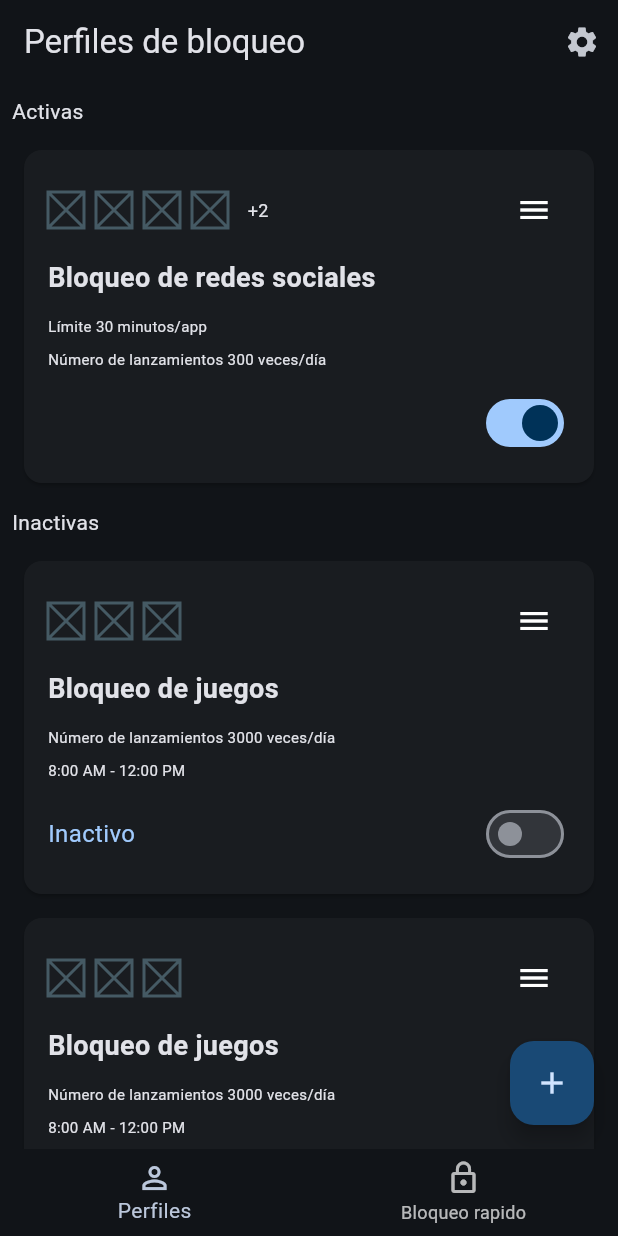
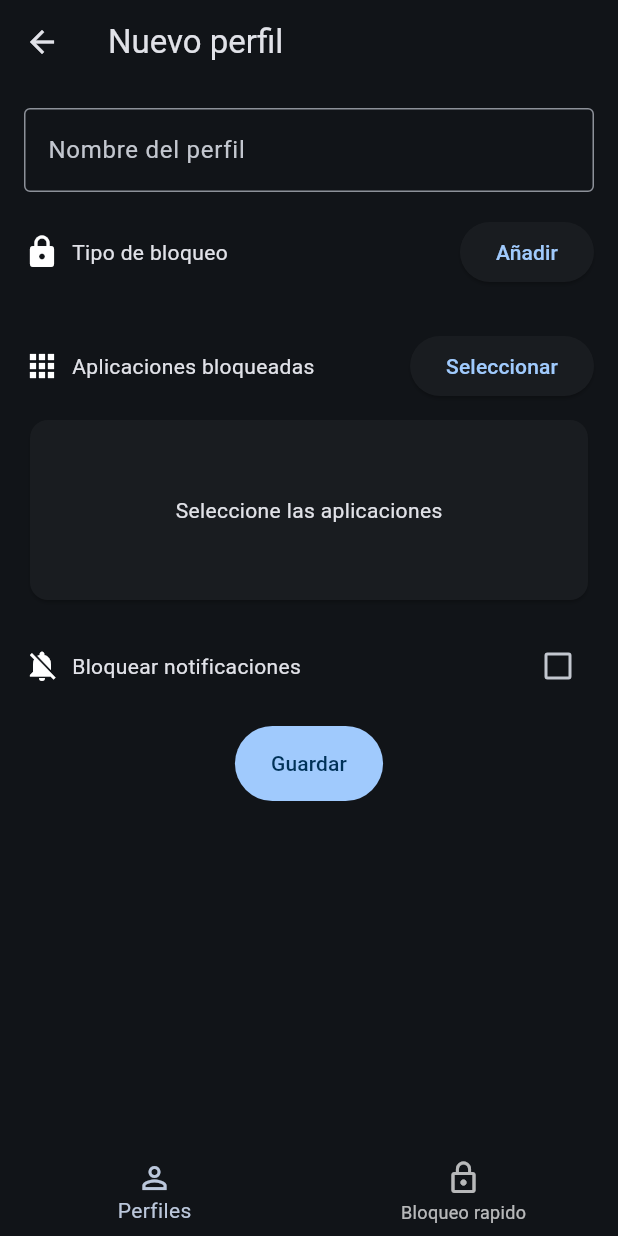
Before and after one commit to Deckgeld/focustime, a Flutter app: the screen it shows after launch, after a tap on the "add" icon, on a phone screen of 412 x 824 dp. Run offline on Flutter 3.47's test engine with Material 3 defaults, Android fonts, the phone set to English and light mode, and no system bars; our stand-ins replace flutter_riverpod, go_router, riverpod_annotation; generated files the repository leaves out were written again.

Commit message:
new profile screen

```diff
--- a/lib/config/router/app_router.dart
+++ b/lib/config/router/app_router.dart
@@ -1,3 +1,4 @@
+import 'package:focustime/presentation/screen/newprofile_screen.dart';
 import 'package:focustime/presentation/screen/settings_screen.dart';
 import 'package:focustime/presentation/views/fastlock_view.dart';
 import 'package:focustime/presentation/screen/home_screen.dart';
@@ -30,6 +31,12 @@ final appRouter = GoRouter(
             return const SettingsScreen();
           },
         ),
+        GoRoute(
+          path: '/newprofile',
+          builder: (context, state) {
+            return NewProfileScreen();
+          },
+        ),
 
       ])
 ]);
--- /dev/null
+++ b/lib/presentation/screen/newprofile_screen.dart
@@ -0,0 +1,149 @@
+import 'package:flutter/material.dart';
+import 'package:focustime/domain/entitites/locktype.dart';
+import 'package:focustime/presentation/widgets/cards/card_locktype.dart';
+
+class NewProfileScreen extends StatefulWidget {
+  @override
+  _NewProfileScreenState createState() => _NewProfileScreenState();
+}
+
+class _NewProfileScreenState extends State<NewProfileScreen> {
+  final TextEditingController _nombrePerfilController = TextEditingController();
+  List<LockType> _tiposBloqueo = [];
+
+  void _agregarTipoBloqueo(String tipo, String detalles) {
+    setState(() {
+      _tiposBloqueo.add(LockType(
+        type: NameLockType.schedule,
+        daysActive: [
+          DayOfWeek.monday,
+          DayOfWeek.tuesday,
+          DayOfWeek.wednesday,
+          DayOfWeek.thursday,
+          DayOfWeek.friday,
+        ],
+        hoursActive: [
+          const TimeOfDay(hour: 22, minute: 50),
+          const TimeOfDay(hour: 1, minute: 35),
+        ],
+      ));
+    });
+  }
+
+  void _eliminarTipoBloqueo(int index) {
+    setState(() {
+      _tiposBloqueo.removeAt(index);
+    });
+  }
+
+  @override
+  Widget build(BuildContext context) {
+    return Scaffold(
+      appBar: AppBar(
+        title: const Text('Nuevo perfil'),
+      ),
+      body: SingleChildScrollView(
+        child: Padding(
+          padding: const EdgeInsets.all(16.0),
+          child: Column(
+            crossAxisAlignment: CrossAxisAlignment.start,
+            children: [
+
+              TextField(
+                controller: _nombrePerfilController,
+                decoration: const InputDecoration(
+                  labelText: 'Nombre del perfil',
+                  border: OutlineInputBorder(),
+                ),
+              ),
+
+              const SizedBox(height: 16),
+
+              Row(
+                children: [
+                  const Icon(Icons.lock),
+                  const SizedBox(width: 8),
+                  const Text('Tipo de bloqueo'),
+                  const Spacer(),
+                  ElevatedButton(
+                    onPressed: () {
+                      // Aquí podrías abrir un diálogo para agregar un nuevo tipo de bloqueo
+                      _agregarTipoBloqueo('Horario', '10:50 PM - 01:35 AM');
+                    },
+                    child: const Text('Añadir'),
+                  ),
+                ],
+              ),
+
+              ListView.builder(
+                shrinkWrap: true,
+                physics: const NeverScrollableScrollPhysics(),
+                itemCount: _tiposBloqueo.length,
+                itemBuilder: (context, index) {
+                  return LockTypeCard(lockType: _tiposBloqueo[index],);
+                },
+              ),
+
+              const SizedBox(height: 28),
+
+              Row(
+                children: [
+                  const Icon(Icons.apps),
+                  const SizedBox(width: 8),
+                  const Text('Aplicaciones bloqueadas'),
+                  const Spacer(),
+                  ElevatedButton(
+                    onPressed: () {
+                      // Aquí podrías abrir un selector de aplicaciones
+                    },
+                    child: const Text('Seleccionar'),
+                  ),
+                ],
+              ),
+
+              const SizedBox(height: 8),
+
+              const Card(
+                child: Padding(
+                  padding: EdgeInsets.symmetric(vertical: 50),
+                  child: Center(child: Text('Seleccione las aplicaciones')),
+                ),
+              ),
+
+              const SizedBox(height: 16),
+
+              Row(
+                children: [
+                  const Icon(Icons.notifications_off),
+                  const SizedBox(width: 8),
+                  const Text('Bloquear notificaciones'),
+                  const Spacer(),
+                  Checkbox(
+                    value: false,
+                    onChanged: (value) {}
+                  )
+                ],
+              ),
+
+              const SizedBox(height: 16),
+
+              Center(
+                child: FilledButton(
+                style: ButtonStyle(
+                  minimumSize: WidgetStateProperty.all<Size>(
+                      const Size(50, 50)), // Tamaño mínimo del botón
+                ),
+                child: const Text('Guardar'),
+                onPressed: () {
+                  // Acción del botón
+                },
+                            ),
+              ),
+
+            ],
+          ),
+        ),
+      ),
+    );
+  }
+}
--- a/lib/presentation/views/lockprofile_view.dart
+++ b/lib/presentation/views/lockprofile_view.dart
@@ -40,7 +40,7 @@ class LockProfileView extends ConsumerWidget {
       ),
       floatingActionButton: FloatingActionButton(
         onPressed: () {
-          // Acción que se realizará al presionar el botón
+          context.push('/newprofile');
         },
         child: const Icon(Icons.add),
       ),
```
Also changed, not shown: lib/presentation/widgets/cards/card_locktype.dart (added, +118 -0 lines).
